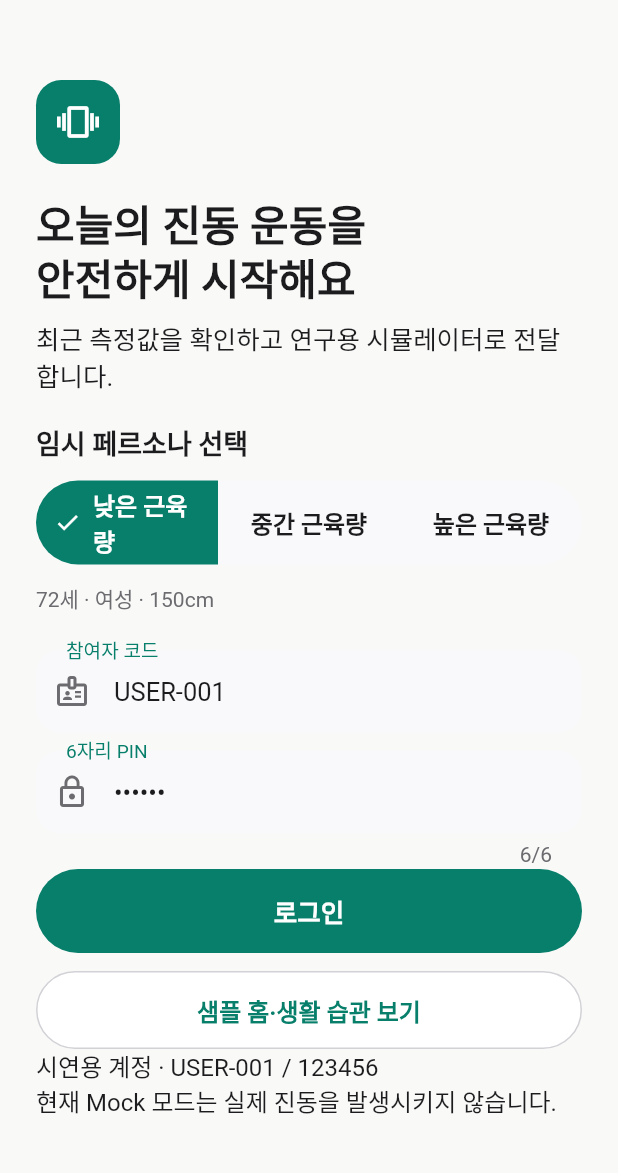
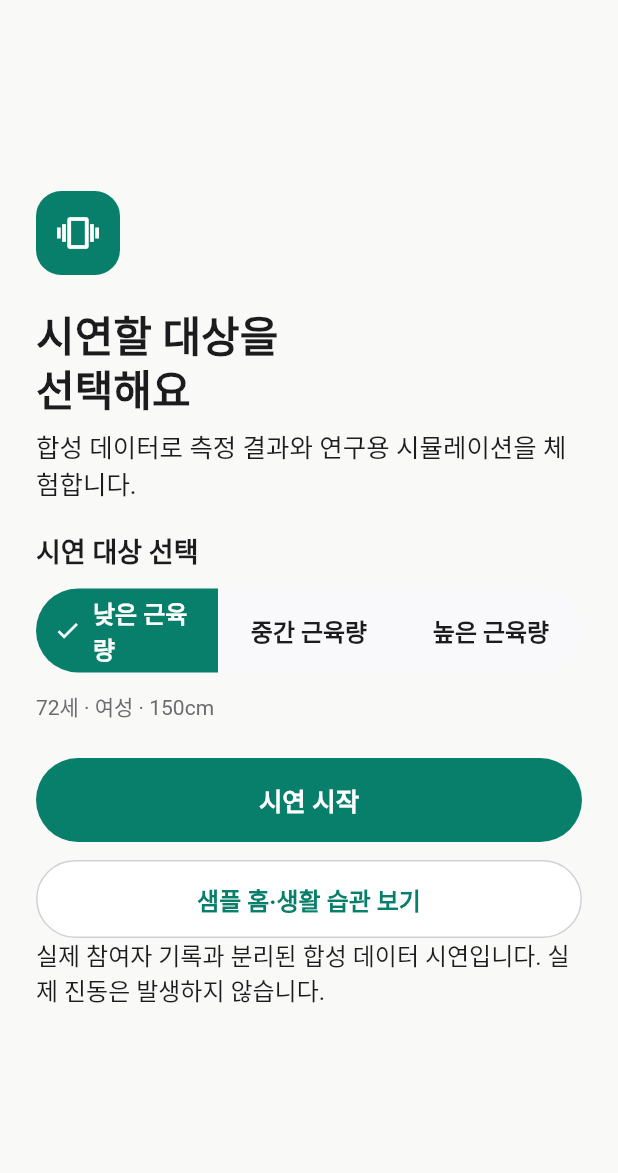
Before and after one commit to Dowon-Kang/vibecare-pilot, a Flutter app: the PilotScreen screen opened directly, on a phone screen of 412 x 824 dp, the part 61-1234 px from its top. Run offline on Flutter 3.47's test engine with Material 3 defaults, Android fonts, the phone set to English and light mode, and no system bars; our stand-ins replace dio, flutter_riverpod, flutter_secure_storage, supabase_flutter; accounts and stored records are empty.

Commit message:
fix: start synthetic demos without a second login

```diff
--- a/mobile-app/lib/screens/pilot_screen.dart
+++ b/mobile-app/lib/screens/pilot_screen.dart
@@ -50,13 +50,8 @@ class _PilotScreenState extends ConsumerState<PilotScreen>
   @override
   void initState() {
     super.initState();
-    final environment = ref.read(appEnvironmentProvider);
-    _participantCode = TextEditingController(
-      text: environment.usesSampleData ? 'USER-001' : '',
-    );
-    _pin = TextEditingController(
-      text: environment.usesSampleData ? '123456' : '',
-    );
+    _participantCode = TextEditingController();
+    _pin = TextEditingController();
     WidgetsBinding.instance.addObserver(this);
     _reminderTimer = Timer.periodic(
       const Duration(seconds: 20),
@@ -104,7 +99,9 @@ class _PilotScreenState extends ConsumerState<PilotScreen>
                 const _BrandMark(),
                 const SizedBox(height: 22),
                 Text(
-                  '오늘의 진동 운동을\n안전하게 시작해요',
+                  ref.watch(appEnvironmentProvider).usesSampleData
+                      ? '시연할 대상을\n선택해요'
+                      : '오늘의 진동 운동을\n안전하게 시작해요',
                   style: Theme.of(context).textTheme.headlineSmall?.copyWith(
                     fontSize: 28,
                     height: 1.2,
@@ -112,7 +109,9 @@ class _PilotScreenState extends ConsumerState<PilotScreen>
                 ),
                 const SizedBox(height: 10),
                 Text(
-                  ref.watch(appEnvironmentProvider).usesDeviceSimulator
+                  ref.watch(appEnvironmentProvider).usesSampleData
+                      ? '합성 데이터로 측정 결과와 연구용 시뮬레이션을 체험합니다.'
+                      : ref.watch(appEnvironmentProvider).usesDeviceSimulator
                       ? '최근 측정값을 확인하고 연구용 시뮬레이터로 전달합니다.'
                       : '최근 측정값을 확인하고 기기 출력 설정을 장치에 전달합니다.',
                   style: Theme.of(context).textTheme.bodyLarge,
@@ -120,7 +119,7 @@ class _PilotScreenState extends ConsumerState<PilotScreen>
                 if (ref.watch(appEnvironmentProvider).usesSampleData) ...[
                   const SizedBox(height: 20),
                   Text(
-                    '임시 페르소나 선택',
+                    '시연 대상 선택',
                     style: Theme.of(context).textTheme.titleMedium,
                   ),
                   const SizedBox(height: 8),
@@ -146,6 +145,7 @@ class _PilotScreenState extends ConsumerState<PilotScreen>
                   ),
                 ],
                 const SizedBox(height: 24),
+                if (!ref.watch(appEnvironmentProvider).usesSampleData) ...[
                   TextField(
                     controller: _participantCode,
                     enabled: !state.isBusy,
@@ -168,6 +168,7 @@ class _PilotScreenState extends ConsumerState<PilotScreen>
                       prefixIcon: Icon(Icons.lock_outline),
                     ),
                   ),
+                ],
                 if (state.error != null) ...[
                   _ErrorBanner(message: state.error!),
                   const SizedBox(height: 12),
@@ -182,7 +183,11 @@ class _PilotScreenState extends ConsumerState<PilotScreen>
                             color: Colors.white,
                           ),
                         )
-                      : const Text('로그인'),
+                      : Text(
+                          ref.watch(appEnvironmentProvider).usesSampleData
+                              ? '시연 시작'
+                              : '로그인',
+                        ),
                 ),
                 const SizedBox(height: 12),
                 if (ref.read(appEnvironmentProvider).usesSampleData)
@@ -195,9 +200,7 @@ class _PilotScreenState extends ConsumerState<PilotScreen>
                     child: const Text('샘플 홈·생활 습관 보기'),
                   ),
                 if (ref.read(appEnvironmentProvider).usesSampleData)
-                  const Text(
-                    '시연용 계정 · USER-001 / 123456\n현재 Mock 모드는 실제 진동을 발생시키지 않습니다.',
-                  ),
+                  const Text('실제 참여자 기록과 분리된 합성 데이터 시연입니다. 실제 진동은 발생하지 않습니다.'),
               ],
             ),
           ),
@@ -207,14 +210,13 @@ class _PilotScreenState extends ConsumerState<PilotScreen>
   );
 
   Future<void> _doLogin() async {
+    final sample = ref.read(appEnvironmentProvider).usesSampleData;
     await ref
         .read(pilotControllerProvider.notifier)
         .login(
-          _participantCode.text,
-          _pin.text,
-          persona: ref.read(appEnvironmentProvider).usesSampleData
-              ? _persona
-              : null,
+          sample ? 'USER-001' : _participantCode.text,
+          sample ? '123456' : _pin.text,
+          persona: sample ? _persona : null,
         );
     if (mounted && ref.read(pilotControllerProvider).isLoggedIn) {
       setState(() => _step = _PilotStep.profile);
```
Also changed, not shown: 7 other files. Lines whose indentation alone changed are shown as unchanged.
